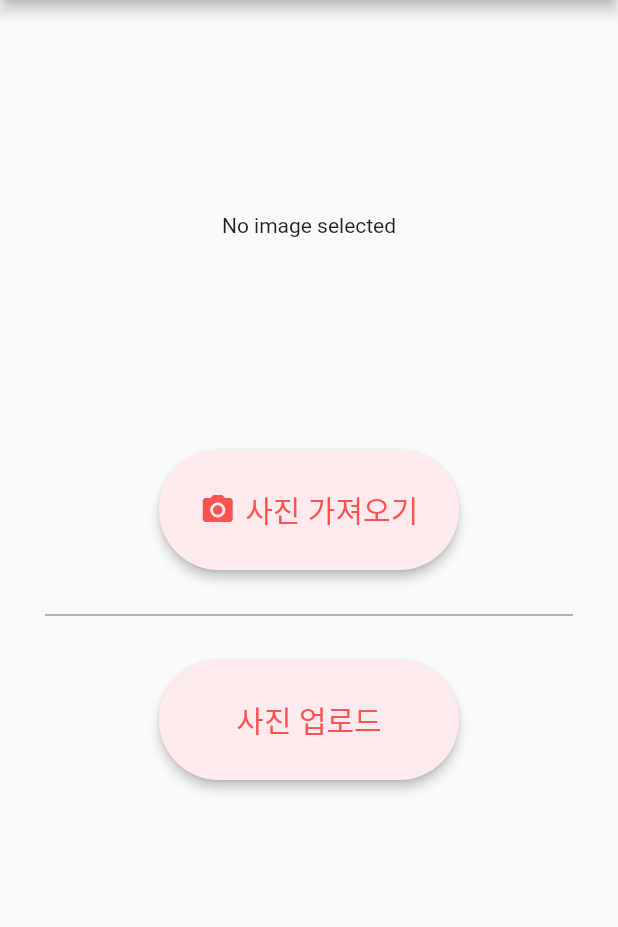
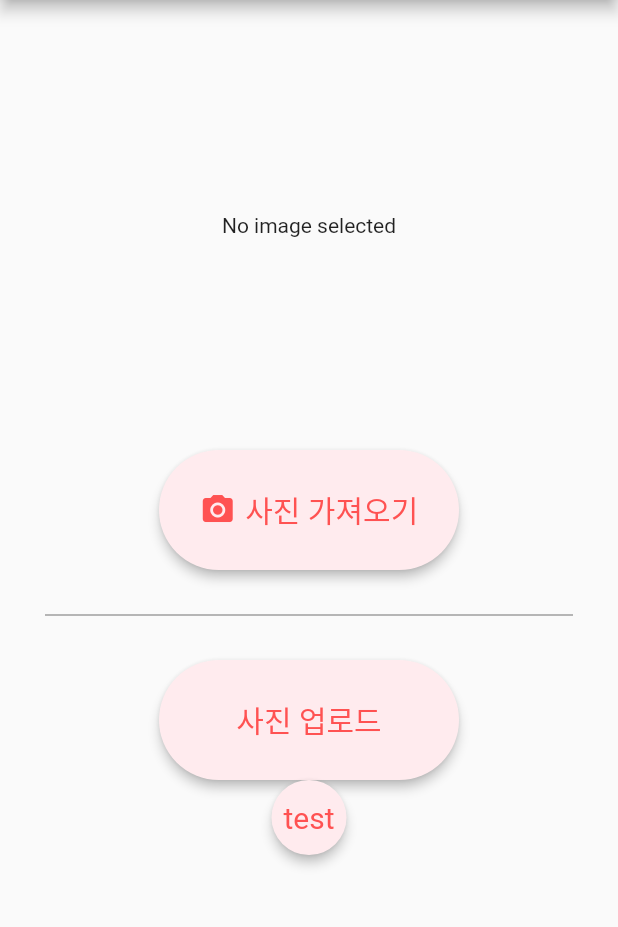
Before and after one commit to CYJ1/DeepD, a Flutter app: the screen it shows after launch, after a tap on "사진 가져오기", on a phone screen of 412 x 824 dp, the part 84-1011 px from its top. Run offline on Flutter 3.47's test engine with Material 2 defaults, Android fonts, the light colour scheme and no system bars; our stand-ins replace image_picker, mvc_pattern; statements that could not run were skipped.

```diff
--- a/lib/View/view_main.dart
+++ b/lib/View/view_main.dart
@@ -10,7 +10,9 @@ import 'package:image_picker/image_picker.dart';
 // import 'package:image_picker_web/image_picker_web.dart';
 import 'dart:io';
 
-PickedFile? _image = Model().myimage;
+// PickedFile? _image = Model().myimage;
+PickedFile? _image;
+String? imagepath;
 
 class View extends StatefulWidget {
   const View({Key? key}) : super(key: key);
@@ -39,9 +41,11 @@ class ViewState extends StateMVC<View> {
                 height: 200.0,
                 // color: Colors.grey[100],
                 child: Center(
-                  child: _image == null
+                  child: Controller.sendpath() == null
                       ? Text('No image selected')
-                      : Image.file(File(_image!.path)),
+                      : Image.file(File(Controller.sendpath()!)),
+                  //이상하게 뜬다!!!!!!!!!!!!!!!!
+                  //당연함... sendpath()를 계속 호출해서 path를 받아올 순 없음.
                 ),
               ),
             ),
@@ -51,7 +55,10 @@ class ViewState extends StateMVC<View> {
             TextButton.icon(
               onPressed: () {
                 print("사진 가져오기 클릭");
-                Controller.getImageFromGallery();
+                setState(() {
+                  Controller.getImageFromGallery();
+                });
+                // Controller.getImageFromGallery();
               },
               icon: Icon(Icons.camera_alt),
               label: Text('사진 가져오기'),
@@ -88,6 +95,24 @@ class ViewState extends StateMVC<View> {
                 textStyle: TextStyle(fontSize: 20.0),
               ),
             ),
+            TextButton(
+              onPressed: () {
+                imagepath = Controller.sendpath();
+                imagepath == null
+                    ? print("view.image is null")
+                    : print("view.image path:" + imagepath!);
+              },
+              child: Text('test'),
+              style: TextButton.styleFrom(
+                primary: Colors.redAccent,
+                onSurface: Colors.grey[200],
+                minimumSize: Size(50, 50),
+                elevation: 3.0,
+                backgroundColor: Colors.red[50],
+                shape: StadiumBorder(),
+                textStyle: TextStyle(fontSize: 20.0),
+              ),
+            ),
           ])),
     );
   }
```
